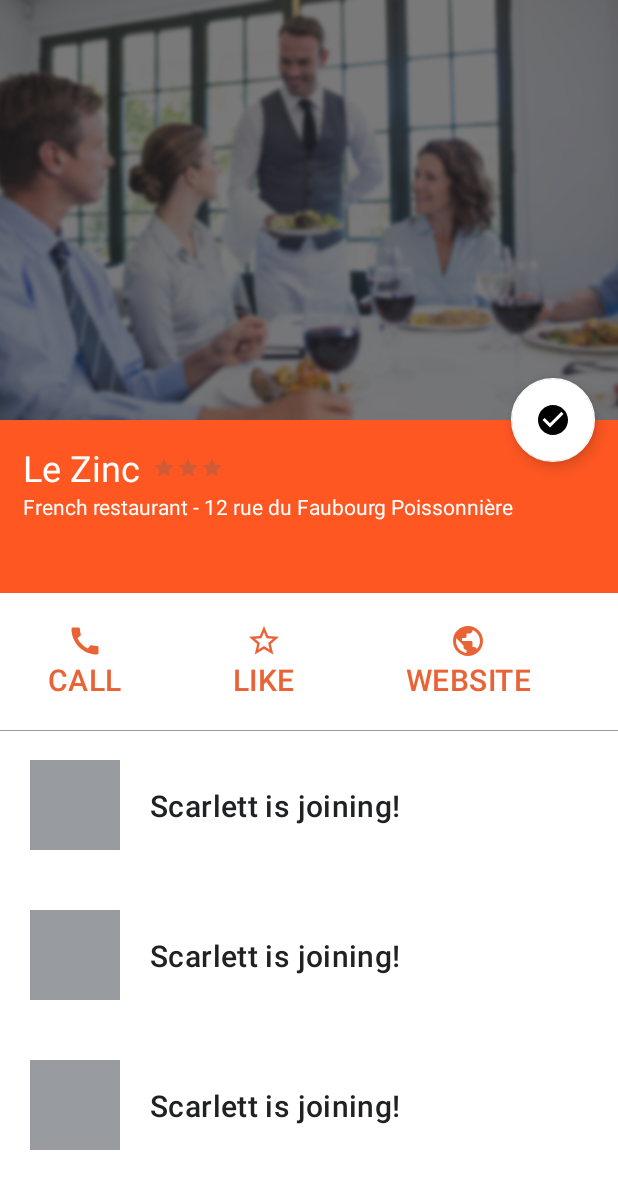
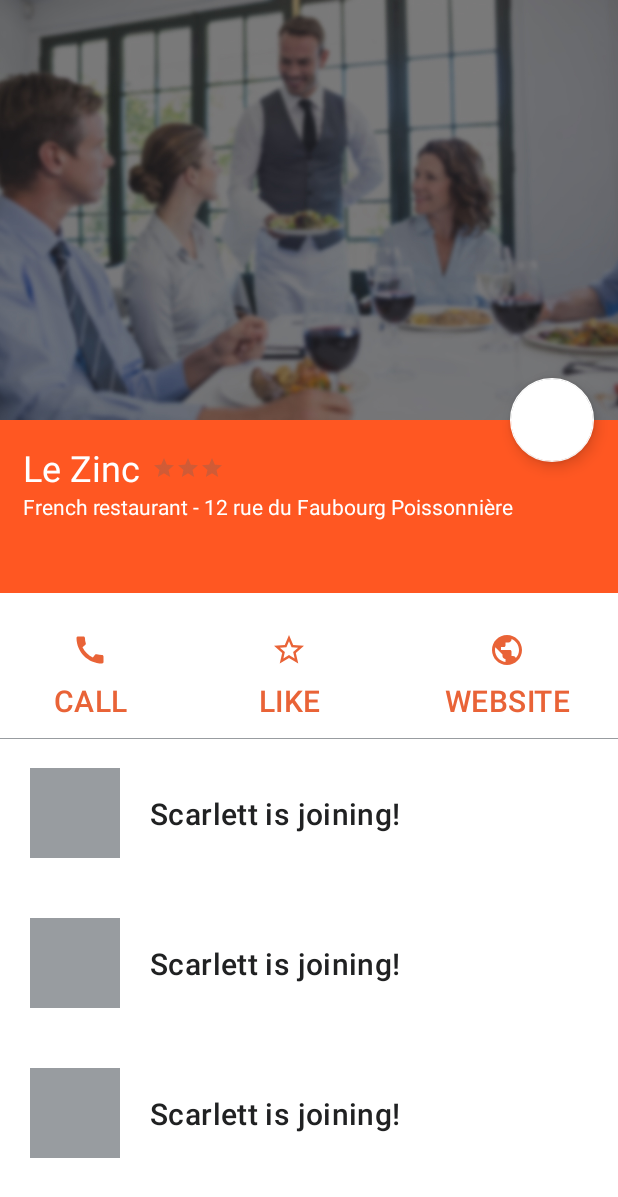
Before and after one commit to SteveL78/Go4Lunch2, an Android app: the layout activity_restaurant_detail.xml on its own in the app's theme, with its tools: preview values and no code run, on a phone screen of 412 x 824 dp. Shown: the top 1197 px of the screen. Run offline under Robolectric (Android 15) with nearby library versions, the phone set to English and light mode, and no system bars.

Commit message:
raw work (create workmate + like + booking)

```diff
--- /dev/null
+++ b/app/src/main/res/drawable/ic_baseline_check_circle_green_24.xml
@@ -0,0 +1,5 @@
+<vector android:height="24dp" android:tint="#A6E9B7"
+    android:viewportHeight="24" android:viewportWidth="24"
+    android:width="24dp" xmlns:android="http://schemas.android.com/apk/res/android">
+    <path android:fillColor="@android:color/white" android:pathData="M12,2C6.48,2 2,6.48 2,12s4.48,10 10,10 10,-4.48 10,-10S17.52,2 12,2zM10,17l-5,-5 1.41,-1.41L10,14.17l7.59,-7.59L19,8l-9,9z"/>
+</vector>
--- a/app/src/main/res/layout/activity_restaurant_detail.xml
+++ b/app/src/main/res/layout/activity_restaurant_detail.xml
@@ -67,11 +67,10 @@
         android:id="@+id/floatingActionButton"
         android:layout_width="wrap_content"
         android:layout_height="wrap_content"
-        android:layout_marginEnd="15dp"
+        android:layout_marginEnd="16dp"
         android:clickable="true"
         android:contentDescription="@string/content_description_select_restaurant_fab"
         android:focusable="true"
-        android:src="@drawable/ic_baseline_check_circle_black_24"
         app:backgroundTint="@color/white"
         app:layout_constraintBottom_toBottomOf="@id/activity_detail_restaurant_img"
         app:layout_constraintEnd_toEndOf="parent"
@@ -81,20 +80,20 @@
         android:id="@+id/activity_detail_restaurant_detail_btn_container"
         android:layout_width="match_parent"
         android:layout_height="wrap_content"
-        app:layout_constraintHeight_percent=".160"
         app:layout_constraintLeft_toRightOf="parent"
         app:layout_constraintStart_toStartOf="parent"
         app:layout_constraintTop_toBottomOf="@id/activity_detail_restaurant_detail_container" />
 
-    <com.google.android.material.textview.MaterialTextView
+    <Button
         android:id="@+id/call_btn"
         android:layout_width="wrap_content"
         android:layout_height="wrap_content"
         android:layout_marginStart="16dp"
         android:background="@android:color/transparent"
         android:drawableTop="@drawable/ic_baseline_call_orange_24"
-        android:paddingVertical="20dp"
-        android:paddingStart="16dp"
+        android:paddingTop="20dp"
+        android:paddingRight="16dp"
+        android:paddingBottom="5dp"
         android:text="@string/detail_restaurant_call_btn"
         android:textAppearance="?attr/textAppearanceHeadline6"
         android:textColor="@color/lightOrange"
@@ -102,15 +101,18 @@
         app:layout_constraintTop_toBottomOf="@id/activity_detail_restaurant_detail_container"
         tools:ignore="RtlSymmetry" />
 
-    <com.google.android.material.textview.MaterialTextView
+    <Button
         android:id="@+id/like_btn"
         android:layout_width="wrap_content"
         android:layout_height="wrap_content"
         android:background="@android:color/transparent"
         android:drawableTop="@drawable/ic_baseline_star_border_orange_24"
-        android:paddingVertical="20dp"
-        android:paddingStart="16dp"
-        android:text="@string/detail_restaurant_like_btn"
+        android:gravity="center_horizontal"
+        android:paddingLeft="40dp"
+        android:paddingTop="20dp"
+        android:paddingRight="40dp"
+        android:paddingBottom="5dp"
+        android:text="@string/detail_restaurant_like"
         android:textAppearance="?attr/textAppearanceHeadline6"
         android:textColor="@color/lightOrange"
         app:layout_constraintLeft_toRightOf="@id/call_btn"
@@ -119,18 +121,20 @@
         tools:ignore="RtlSymmetry" />
 
 
-    <com.google.android.material.textview.MaterialTextView
+    <Button
         android:id="@+id/website_btn"
         android:layout_width="wrap_content"
         android:layout_height="wrap_content"
         android:background="@android:color/transparent"
         android:drawableTop="@drawable/ic_baseline_public_orange_24"
-        android:paddingVertical="20dp"
-        android:paddingStart="16dp"
+        android:paddingLeft="16dp"
+        android:paddingTop="20dp"
+        android:paddingRight="32dp"
+        android:paddingBottom="5dp"
         android:text="@string/detail_restaurant_website_btn"
         android:textAppearance="?attr/textAppearanceHeadline6"
         android:textColor="@color/lightOrange"
-        app:drawableTint="@color/lightOrange"
+        app:layout_constraintEnd_toEndOf="parent"
         app:layout_constraintLeft_toRightOf="@id/like_btn"
         app:layout_constraintRight_toRightOf="parent"
         app:layout_constraintTop_toTopOf="@id/call_btn"
--- a/app/src/main/res/values/strings.xml
+++ b/app/src/main/res/values/strings.xml
@@ -104,9 +104,9 @@
 
     <!-- activity_restaurant_detail.xml -->
     <string name="photo_restaurant">Photo of the selected restaurant</string>
-    <string name="content_description_select_restaurant_fab">Button to select this restaurant</string>
-    <string name="detail_restaurant_like_btn">LIKE</string>
-    <string name="detail_restaurant_unlike_btn">UNLIKE</string>
+    <string name="content_description_select_restaurant_fab">Button to mark the restaurant as selected</string>
+    <string name="detail_restaurant_like">LIKE</string>
+    <string name="detail_restaurant_unlike" translatable="false">UNLIKE</string>
     <string name="detail_restaurant_call_btn">CALL</string>
     <string name="detail_restaurant_website_btn">WEBSITE</string>
     <string name="cancel_booking">You cancelled the booking for this place</string>
```
Also changed, not shown: app/src/main/java/fr/steve/leroy/go4lunch/authentication/SignInActivity.java (+35 -7 lines), app/src/main/java/fr/steve/leroy/go4lunch/firebase/RestaurantHelper.java (+21 -11 lines), app/src/main/java/fr/steve/leroy/go4lunch/firebase/WorkmateHelper.java (+11 -44 lines), app/src/main/java/fr/steve/leroy/go4lunch/model/Workmate.java (+6 -26 lines), app/src/main/java/fr/steve/leroy/go4lunch/ui/restaurant_details/RestaurantDetailActivity.java (+157 -119 lines), app/src/main/java/fr/steve/leroy/go4lunch/utils/LikeButton.java (+17 -15 lines), app/src/main/java/fr/steve/leroy/go4lunch/utils/ShowToast.java (deleted, +0 -19 lines), app/src/main/res/drawable-v24/ic_google_plus_24.png (deleted), app/src/main/res/drawable/ic_baseline_clear_orange_24.xml (renamed from app/src/main/res/drawable/ic_baseline_clear_24.xml).
